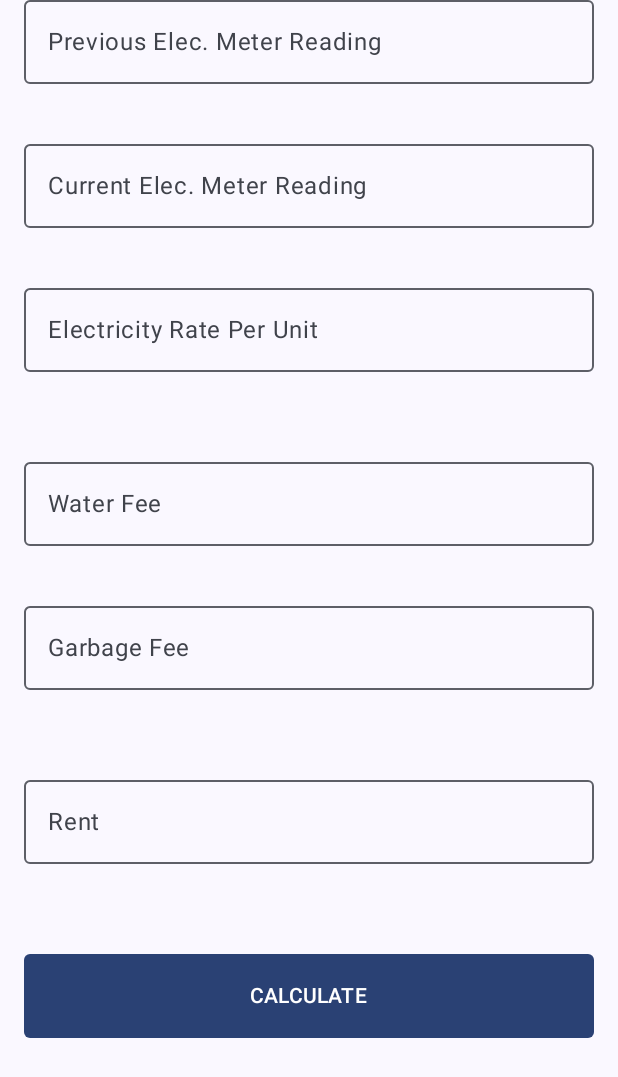
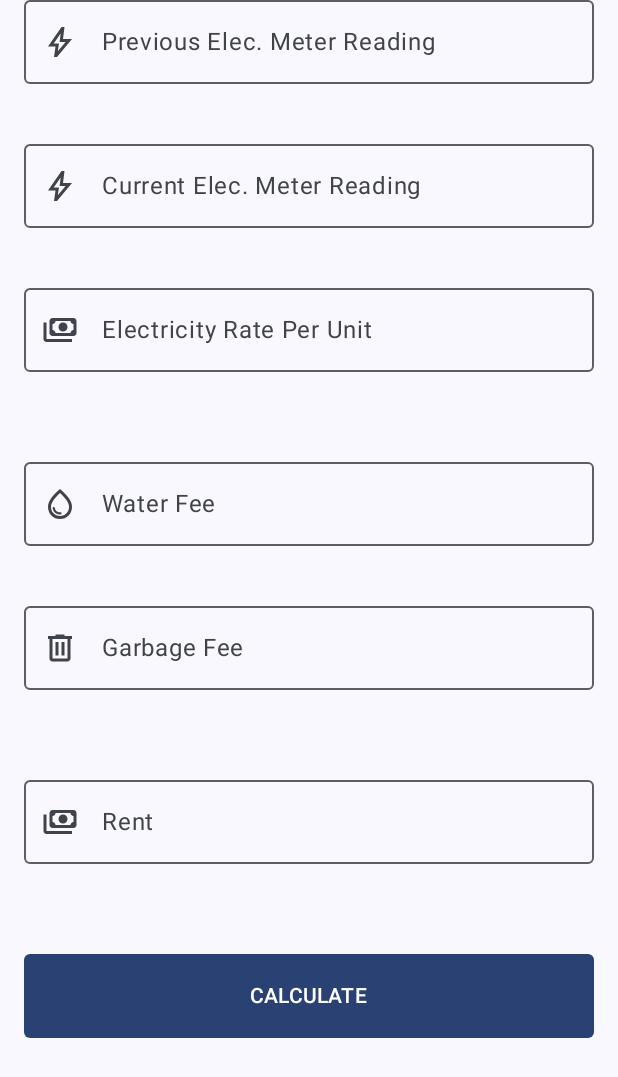
Before and after one commit to thechinkysight/Pay_Your_Stay, an Android app built with Jetpack Compose: the screen it shows after launch (MainActivity), on a phone screen of 412 x 824 dp. Shown: the top 1077 px of the screen. Run offline under Robolectric (Android 15) with nearby library versions, the phone set to English and light mode, and no system bars.

Commit message:
Added leading icons for respective text fields and their content descriptions

```diff
--- a/app/src/main/java/thechinkysight/app/payyourstay/MainActivity.kt
+++ b/app/src/main/java/thechinkysight/app/payyourstay/MainActivity.kt
@@ -13,16 +13,17 @@ import androidx.compose.foundation.layout.padding
 import androidx.compose.foundation.shape.RoundedCornerShape
 import androidx.compose.foundation.text.KeyboardOptions
 import androidx.compose.material3.Button
+import androidx.compose.material3.Icon
 import androidx.compose.material3.MaterialTheme
 import androidx.compose.material3.OutlinedTextField
 import androidx.compose.material3.Surface
 import androidx.compose.material3.Text
 import androidx.compose.runtime.Composable
 import androidx.compose.ui.Modifier
+import androidx.compose.ui.res.painterResource
 import androidx.compose.ui.res.stringResource
 import androidx.compose.ui.text.input.ImeAction
 import androidx.compose.ui.text.input.KeyboardType
-import androidx.compose.ui.tooling.preview.Preview
 import androidx.compose.ui.unit.dp
 import thechinkysight.app.payyourstay.ui.theme.PayYourStayTheme
 
@@ -71,19 +72,31 @@ private fun ElectricityDataInputTextFields(modifier: Modifier = Modifier) {
     Column {
 
         DataInputTextField(
-            modifier = modifier, placeHolderStringResourceId = R.string.previous_elec_meter_reading
+            modifier = modifier, placeHolderStringResourceId = R.string.previous_elec_meter_reading,
+            leadingIconContent = mapOf(
+                "drawableId" to R.drawable.bolt_24,
+                "contentDescription" to R.string.previous_elec_reading_icon_content_description
+            ),
         )
 
         Spacer(modifier = Modifier.height(40.dp))
 
         DataInputTextField(
-            modifier = modifier, placeHolderStringResourceId = R.string.current_elec_meter_reading
+            modifier = modifier, placeHolderStringResourceId = R.string.current_elec_meter_reading,
+            leadingIconContent = mapOf(
+                "drawableId" to R.drawable.bolt_24,
+                "contentDescription" to R.string.current_elec_reading_icon_content_description
+            ),
         )
 
         Spacer(modifier = Modifier.height(40.dp))
 
         DataInputTextField(
-            modifier = modifier, placeHolderStringResourceId = R.string.electricity_rate_per_unit
+            modifier = modifier, placeHolderStringResourceId = R.string.electricity_rate_per_unit,
+            leadingIconContent = mapOf(
+                "drawableId" to R.drawable.payment_24,
+                "contentDescription" to R.string.electricity_rate_icon_content_description
+            ),
         )
     }
 
@@ -92,15 +105,33 @@ private fun ElectricityDataInputTextFields(modifier: Modifier = Modifier) {
 
 @Composable
 private fun OtherUtilitiesDataInputTextFields(modifier: Modifier = Modifier) {
-    DataInputTextField(modifier = modifier, placeHolderStringResourceId = R.string.water_fee)
+    DataInputTextField(
+        modifier = modifier, placeHolderStringResourceId = R.string.water_fee,
+        leadingIconContent = mapOf(
+            "drawableId" to R.drawable.water_drop_24,
+            "contentDescription" to R.string.water_fee_icon_content_description
+        ),
+    )
     Spacer(modifier = Modifier.height(40.dp))
-    DataInputTextField(modifier = modifier, placeHolderStringResourceId = R.string.garbage_fee)
+    DataInputTextField(
+        modifier = modifier, placeHolderStringResourceId = R.string.garbage_fee,
+        leadingIconContent = mapOf(
+            "drawableId" to R.drawable.delete_24,
+            "contentDescription" to R.string.garbage_fee_icon_content_description
+        ),
+    )
 }
 
 @Composable
 private fun RentDataInputTextFields(modifier: Modifier = Modifier) {
     DataInputTextField(
-        modifier = modifier, placeHolderStringResourceId = R.string.rent, imeAction = ImeAction.Done
+        modifier = modifier,
+        placeHolderStringResourceId = R.string.rent,
+        leadingIconContent = mapOf(
+            "drawableId" to R.drawable.payment_24,
+            "contentDescription" to R.string.rent_icon_content_description
+        ),
+        imeAction = ImeAction.Done
     )
 }
 
@@ -108,12 +139,19 @@ private fun RentDataInputTextFields(modifier: Modifier = Modifier) {
 private fun DataInputTextField(
     modifier: Modifier,
     @StringRes placeHolderStringResourceId: Int,
+    leadingIconContent: Map<String, Int>,
     imeAction: ImeAction = ImeAction.Next
 ) {
     OutlinedTextField(modifier = modifier,
         value = "",
         onValueChange = {},
         singleLine = true,
+        leadingIcon = {
+            Icon(
+                painter = painterResource(id = leadingIconContent["drawableId"]!!),
+                contentDescription = stringResource(id = leadingIconContent["contentDescription"]!!)
+            )
+        },
         keyboardOptions = KeyboardOptions.Default.copy(
             keyboardType = KeyboardType.Decimal, imeAction = imeAction
         ),
@@ -124,10 +162,10 @@ private fun DataInputTextField(
         })
 }
 
-@Preview(showBackground = true)
-@Composable
-fun GreetingPreview() {
-    PayYourStayTheme {
-        PayYourStayApp()
-    }
-}
+//@Preview(showBackground = true)
+//@Composable
+//fun GreetingPreview() {
+//    PayYourStayTheme {
+//        PayYourStayApp()
+//    }
+//}
--- /dev/null
+++ b/app/src/main/res/drawable/bolt_24.xml
@@ -0,0 +1,9 @@
+<vector xmlns:android="http://schemas.android.com/apk/res/android"
+    android:width="24dp"
+    android:height="24dp"
+    android:viewportWidth="24"
+    android:viewportHeight="24">
+  <path
+      android:pathData="M10.55,18.2L15.725,12H11.725L12.45,6.325L7.825,13H11.3L10.55,18.2ZM8,22L9,15H4L13,2H15L14,10H20L10,22H8Z"
+      android:fillColor="#000000"/>
+</vector>
--- /dev/null
+++ b/app/src/main/res/drawable/delete_24.xml
@@ -0,0 +1,10 @@
+<vector xmlns:android="http://schemas.android.com/apk/res/android"
+    android:width="24dp"
+    android:height="24dp"
+    android:viewportWidth="24"
+    android:viewportHeight="24">
+  <path
+      android:pathData="M15,3V4H20V6H19V19C19,20.1 18.1,21 17,21H7C5.9,21 5,20.1 5,19V6H4V4H9V3H15ZM7,19H17V6H7V19ZM9,8H11V17H9V8ZM15,8H13V17H15V8Z"
+      android:fillColor="#000000"
+      android:fillType="evenOdd"/>
+</vector>
--- /dev/null
+++ b/app/src/main/res/drawable/payment_24.xml
@@ -0,0 +1,9 @@
+<vector xmlns:android="http://schemas.android.com/apk/res/android"
+    android:width="24dp"
+    android:height="24dp"
+    android:viewportWidth="24"
+    android:viewportHeight="24">
+  <path
+      android:pathData="M14,13C13.167,13 12.458,12.708 11.875,12.125C11.292,11.542 11,10.833 11,10C11,9.167 11.292,8.458 11.875,7.875C12.458,7.292 13.167,7 14,7C14.833,7 15.542,7.292 16.125,7.875C16.708,8.458 17,9.167 17,10C17,10.833 16.708,11.542 16.125,12.125C15.542,12.708 14.833,13 14,13ZM7,16C6.45,16 5.979,15.804 5.588,15.413C5.196,15.021 5,14.55 5,14V6C5,5.45 5.196,4.979 5.588,4.588C5.979,4.196 6.45,4 7,4H21C21.55,4 22.021,4.196 22.413,4.588C22.804,4.979 23,5.45 23,6V14C23,14.55 22.804,15.021 22.413,15.413C22.021,15.804 21.55,16 21,16H7ZM9,14H19C19,13.45 19.196,12.979 19.587,12.587C19.979,12.196 20.45,12 21,12V8C20.45,8 19.979,7.804 19.587,7.412C19.196,7.021 19,6.55 19,6H9C9,6.55 8.804,7.021 8.413,7.412C8.021,7.804 7.55,8 7,8V12C7.55,12 8.021,12.196 8.413,12.587C8.804,12.979 9,13.45 9,14ZM20,20H3C2.45,20 1.979,19.804 1.587,19.413C1.196,19.021 1,18.55 1,18V7H3V18H20V20Z"
+      android:fillColor="#000000"/>
+</vector>
--- /dev/null
+++ b/app/src/main/res/drawable/water_drop_24.xml
@@ -0,0 +1,9 @@
+<vector xmlns:android="http://schemas.android.com/apk/res/android"
+    android:width="24dp"
+    android:height="24dp"
+    android:viewportWidth="24"
+    android:viewportHeight="24">
+  <path
+      android:pathData="M12.275,19C12.475,18.983 12.646,18.904 12.788,18.763C12.929,18.621 13,18.45 13,18.25C13,18.017 12.925,17.829 12.775,17.688C12.625,17.546 12.433,17.483 12.2,17.5C11.517,17.55 10.792,17.362 10.025,16.938C9.258,16.513 8.775,15.742 8.575,14.625C8.542,14.442 8.454,14.292 8.313,14.175C8.171,14.058 8.008,14 7.825,14C7.592,14 7.4,14.087 7.25,14.262C7.1,14.438 7.05,14.642 7.1,14.875C7.383,16.392 8.05,17.475 9.1,18.125C10.15,18.775 11.208,19.067 12.275,19ZM12,22C9.717,22 7.813,21.217 6.287,19.65C4.762,18.083 4,16.133 4,13.8C4,12.133 4.662,10.321 5.988,8.363C7.313,6.404 9.317,4.283 12,2C14.683,4.283 16.688,6.404 18.013,8.363C19.337,10.321 20,12.133 20,13.8C20,16.133 19.237,18.083 17.712,19.65C16.188,21.217 14.283,22 12,22ZM12,20C13.733,20 15.167,19.413 16.3,18.237C17.433,17.063 18,15.583 18,13.8C18,12.583 17.496,11.208 16.487,9.675C15.479,8.142 13.983,6.467 12,4.65C10.017,6.467 8.521,8.142 7.512,9.675C6.504,11.208 6,12.583 6,13.8C6,15.583 6.567,17.063 7.7,18.237C8.833,19.413 10.267,20 12,20Z"
+      android:fillColor="#000000"/>
+</vector>
--- a/app/src/main/res/values/strings.xml
+++ b/app/src/main/res/values/strings.xml
@@ -7,4 +7,12 @@
     <string name="garbage_fee">Garbage Fee</string>
     <string name="rent">Rent</string>
     <string name="calculate">calculate</string>
+
+    // Icons content descriptions
+    <string name="previous_elec_reading_icon_content_description">Icon representing a bolt, indicating the field for entering the previous electricity meter reading.</string>
+    <string name="current_elec_reading_icon_content_description">Icon representing a bolt, indicating the field for entering the current electricity meter reading.</string>
+    <string name="electricity_rate_icon_content_description">Icon representing money or payment, indicating the field for entering the electricity rate per unit.</string>
+    <string name="water_fee_icon_content_description">Icon representing a water drop, indicating the field for entering the water fee.</string>
+    <string name="garbage_fee_icon_content_description">Icon representing a garbage bin or delete symbol, indicating the field for entering the garbage fee.</string>
+    <string name="rent_icon_content_description">Icon representing money or payment, indicating the field for entering the rent.</string>
 </resources>
```
